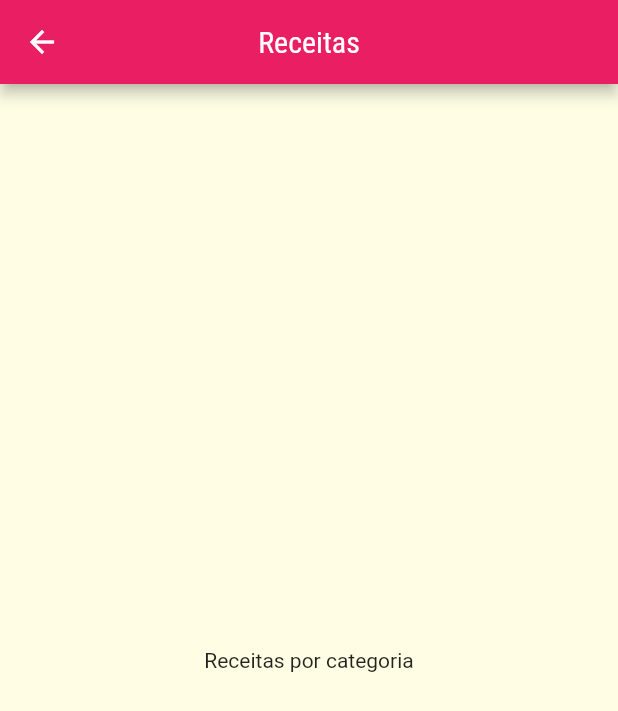
After one commit to Jo-Analyst/meals-app, a Flutter app: the screen it shows after launch, after a tap on "Italiano", on a phone screen of 412 x 824 dp. The commit adds this screen. Shown: the top 711 px of the screen. Run offline on Flutter 3.47's test engine with Material 2 defaults, Android fonts, the phone set to English and light mode, and no system bars.

Commit message:
184. Navegando para uma Nova Tela

```diff
--- a/lib/components/category_item.dart
+++ b/lib/components/category_item.dart
@@ -1,13 +1,28 @@
 import 'package:flutter/material.dart';
+import 'package:meals_app/screens/categories_meals_screen.dart';
 import '../models/category.dart';
 
 class CategoryItem extends StatelessWidget {
   final Category category;
   const CategoryItem(this.category, {super.key});
 
+  void _selectCategory(BuildContext context) {
+    Navigator.of(context).push(
+      MaterialPageRoute(
+        builder: (_) {
+          return const CategoriesMealsScreen();
+        },
+      ),
+    );
+  }
+
   @override
   Widget build(BuildContext context) {
-    return Container(
+    return InkWell(
+      onTap: () => _selectCategory(context),
+      splashColor: Theme.of(context).colorScheme.primary,
+      borderRadius: BorderRadius.circular(15),
+      child: Container(
         padding: const EdgeInsets.all(15),
         decoration: BoxDecoration(
           borderRadius: BorderRadius.circular(15),
@@ -24,6 +39,7 @@ class CategoryItem extends StatelessWidget {
           category.title,
           style: Theme.of(context).textTheme.headline6,
         ),
+      ),
     );
   }
 }
--- /dev/null
+++ b/lib/screens/categories_meals_screen.dart
@@ -0,0 +1,20 @@
+import 'package:flutter/material.dart';
+
+class CategoriesMealsScreen extends StatelessWidget {
+  const CategoriesMealsScreen({super.key});
+
+  @override
+  Widget build(BuildContext context) {
+    return Scaffold(
+      appBar: AppBar(
+        title: const Text("Receitas"),
+        centerTitle: true,
+      ),
+      body: const Center(
+        child: Text(
+          "Receitas por categoria",
+        ),
+      ),
+    );
+  }
+}
```
Lines whose indentation alone changed are shown as unchanged.
